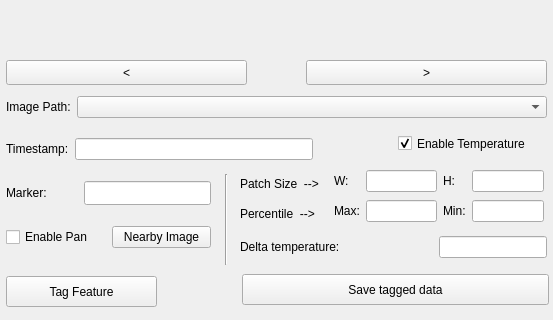
Qt form windows/thermliteQc.ui (sensehawk/qgis_plugin) before a commit; both pictures show x 0 to 553 and y 432 to 752 of the 553 by 752 pixel window.
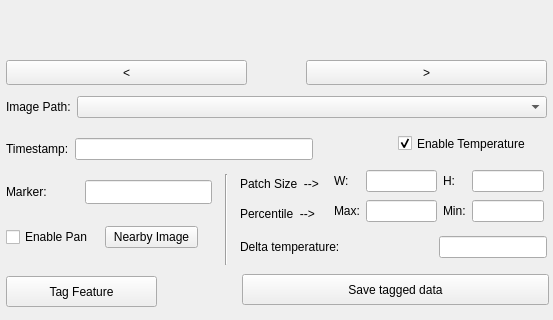
The same form after that commit.

Commit message: few changes in custom field label

```diff
--- a/windows/thermliteQc.ui
+++ b/windows/thermliteQc.ui
@@ -293,7 +293,7 @@
     </item>
    </layout>
   </widget>
-  <widget class="QWidget" name="">
+  <widget class="QWidget" name="layoutWidget">
    <property name="geometry">
     <rect>
      <x>240</x>
@@ -338,7 +338,7 @@
     </item>
    </layout>
   </widget>
-  <widget class="QWidget" name="">
+  <widget class="QWidget" name="layoutWidget">
    <property name="geometry">
     <rect>
      <x>6</x>
@@ -348,6 +348,9 @@
     </rect>
    </property>
    <layout class="QHBoxLayout" name="horizontalLayout_2">
+    <property name="sizeConstraint">
+     <enum>QLayout::SetFixedSize</enum>
+    </property>
     <item>
      <widget class="QLabel" name="marker_txt">
       <property name="minimumSize">
@@ -406,7 +409,7 @@
     <rect>
      <x>6</x>
      <y>654</y>
-     <width>205</width>
+     <width>192</width>
      <height>30</height>
     </rect>
    </property>
```
The commit also changes 4 other files.
